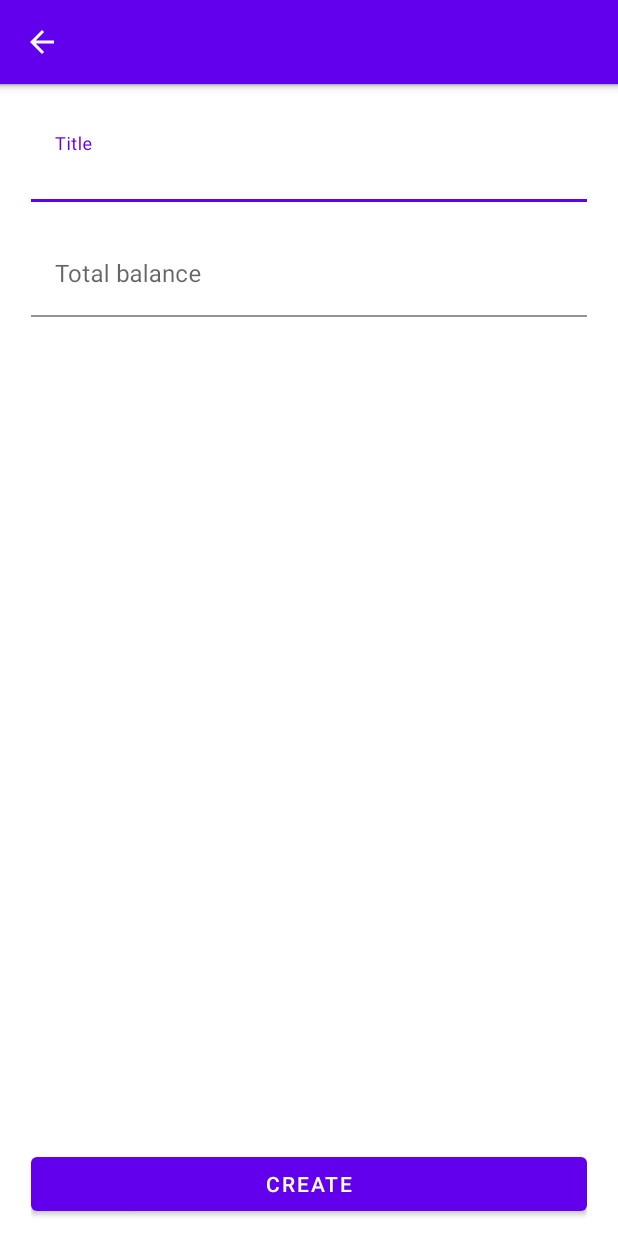
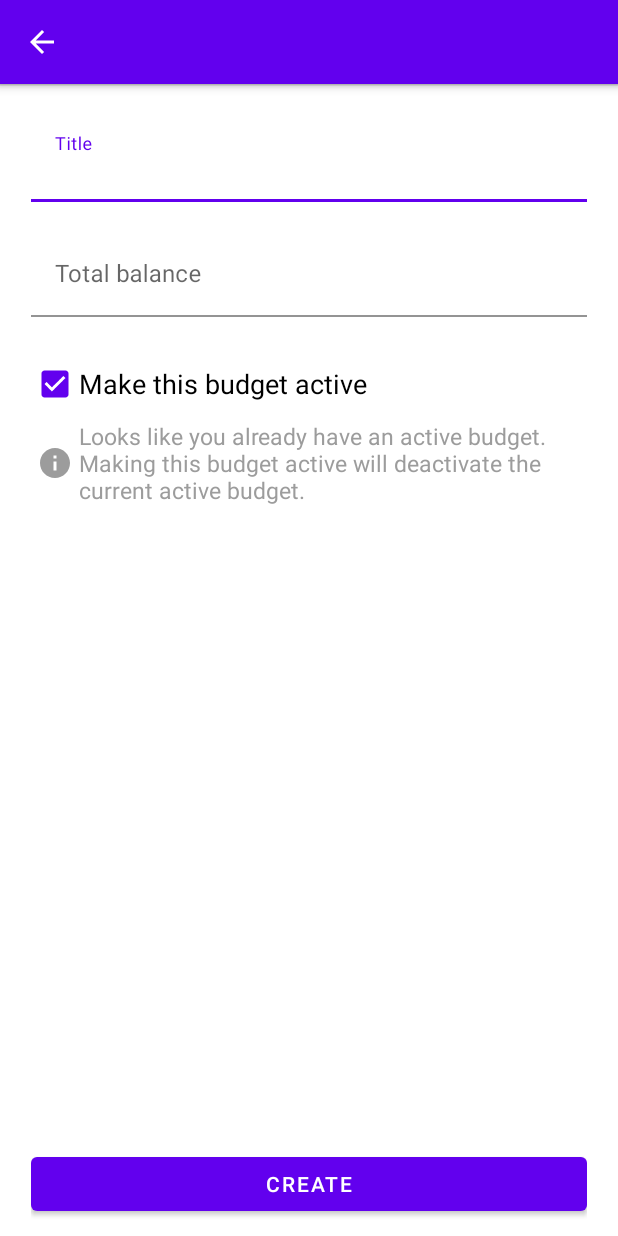
Before and after one commit to s95ammar/BudgetPlanner, an Android app: the layout budget_create_edit_fragment.xml on its own in the app's theme, with its tools: preview values and no code run, on a phone screen of 412 x 824 dp. Run offline under Robolectric (Android 15) with nearby library versions, the phone set to English and light mode, and no system bars.

Commit message:
Implemented active budget setting

```diff
--- a/app/src/main/java/com/s95ammar/budgetplanner/ui/base/BaseFragment.kt
+++ b/app/src/main/java/com/s95ammar/budgetplanner/ui/base/BaseFragment.kt
@@ -48,7 +48,7 @@ abstract class BaseFragment : Fragment {
         MaterialAlertDialogBuilder(requireContext())
             .setTitle(R.string.error_something_went_wrong_title)
             .setMessage(getString(R.string.format_error_something_went_wrong_desc, throwable.message))
-            .setPositiveButton(android.R.string.ok) { dialog, _ -> dialog.dismiss()}
+            .setPositiveButton(android.R.string.ok) { dialog, _ -> dialog.dismiss() }
             .show()
     }
 
--- a/app/src/main/java/com/s95ammar/budgetplanner/ui/budgetslist/createedit/validation/BudgetValidationEntity.kt
+++ /dev/null
@@ -1,3 +0,0 @@
-package com.s95ammar.budgetplanner.ui.budgetslist.createedit.validation
-
-data class BudgetValidationEntity(val title: String, val totalBalance: String)
--- a/app/src/main/java/com/s95ammar/budgetplanner/ui/budgetslist/entity/BudgetViewEntity.kt
+++ b/app/src/main/java/com/s95ammar/budgetplanner/ui/budgetslist/entity/BudgetViewEntity.kt
@@ -3,6 +3,7 @@ package com.s95ammar.budgetplanner.ui.budgetslist.entity
 data class BudgetViewEntity(
     val id: Int,
     val name: String,
+    val isActive: Boolean,
     val totalBalance: Long,
     val totalSpendingEstimate: Long?,
     val totalSavings: Long?
--- /dev/null
+++ b/app/src/main/java/com/s95ammar/budgetplanner/ui/common/BudgetPlannerSharedPreferences.kt
@@ -0,0 +1,6 @@
+package com.s95ammar.budgetplanner.ui.common
+
+object BudgetPlannerSharedPreferences {
+    const val NAME = "BUDGET_PLANNER_SHARED_PREFERENCES"
+    const val KEY_ACTIVE_BUDGET_ID = "KEY_ACTIVE_BUDGET_ID"
+}
--- /dev/null
+++ b/app/src/main/res/drawable/ic_info.xml
@@ -0,0 +1,5 @@
+<vector android:height="24dp" android:tint="#FFFFFF"
+    android:viewportHeight="24" android:viewportWidth="24"
+    android:width="24dp" xmlns:android="http://schemas.android.com/apk/res/android">
+    <path android:fillColor="@android:color/white" android:pathData="M12,2C6.48,2 2,6.48 2,12s4.48,10 10,10 10,-4.48 10,-10S17.52,2 12,2zM13,17h-2v-6h2v6zM13,9h-2L11,7h2v2z"/>
+</vector>
--- a/app/src/main/res/layout/budget_create_edit_fragment.xml
+++ b/app/src/main/res/layout/budget_create_edit_fragment.xml
@@ -54,8 +54,8 @@
             android:id="@+id/input_layout_budget_create_edit_total_balance"
             android:layout_width="match_parent"
             android:layout_height="wrap_content"
+            android:layout_marginTop="@dimen/_16sdp"
             android:hint="@string/total_balance"
-            android:layout_marginTop="@dimen/_16sdp"
             app:boxBackgroundColor="@null"
             app:layout_constraintEnd_toEndOf="parent"
             app:layout_constraintStart_toStartOf="parent"
@@ -67,6 +67,31 @@
                 android:inputType="number" />
 
         </com.google.android.material.textfield.TextInputLayout>
+
+        <com.google.android.material.checkbox.MaterialCheckBox
+            android:id="@+id/checkbox_active_budget_create_edit"
+            android:layout_width="match_parent"
+            android:layout_height="wrap_content"
+            android:layout_marginTop="@dimen/_16sdp"
+            android:buttonTint="@color/colorPrimary"
+            android:text="@string/make_this_budget_active"
+            android:textAppearance="@style/TextDescBlack14sdp"
+            app:layout_constraintTop_toBottomOf="@+id/input_layout_budget_create_edit_total_balance"
+            tools:checked="true"
+            tools:layout_editor_absoluteX="21dp" />
+
+        <com.google.android.material.textview.MaterialTextView
+            android:id="@+id/text_view_active_warning_budget_create_edit"
+            android:layout_width="wrap_content"
+            android:layout_height="wrap_content"
+            android:drawableStart="@drawable/ic_info"
+            android:drawablePadding="@dimen/_3sdp"
+            android:paddingHorizontal="@dimen/_3sdp"
+            android:text="@string/active_budget_warning"
+            android:textAppearance="@style/TextDescGray12sdp"
+            app:drawableTint="@color/colorGray"
+            app:layout_constraintStart_toStartOf="@+id/checkbox_active_budget_create_edit"
+            app:layout_constraintTop_toBottomOf="@+id/checkbox_active_budget_create_edit" />
 
         <com.google.android.material.button.MaterialButton
             android:id="@+id/button_budget_create_edit"
--- a/app/src/main/res/values/colors.xml
+++ b/app/src/main/res/values/colors.xml
@@ -3,6 +3,6 @@
     <color name="colorPrimary">#6200EE</color>
     <color name="colorPrimaryDark">#3700B3</color>
     <color name="colorAccent">#03DAC5</color>
-    <color name="colorGray">#BFBFBF</color>
+    <color name="colorGray">#9C9C9C</color>
     <color name="colorWhite">#FFFFFF</color>
 </resources>
--- a/app/src/main/res/values/strings.xml
+++ b/app/src/main/res/values/strings.xml
@@ -26,6 +26,8 @@
     <string name="error_something_went_wrong_title">Oops</string>
     <string name="format_error_something_went_wrong_desc">Something went wrong\n\n%s</string>
     <string name="loading">Loading…</string>
+    <string name="make_this_budget_active">Make this budget active</string>
+    <string name="active_budget_warning">Looks like you already have an active budget. Making this budget active will deactivate the current active budget.</string>
 
 
 </resources>
--- a/app/src/main/res/values/styles.xml
+++ b/app/src/main/res/values/styles.xml
@@ -22,9 +22,14 @@
         <item name="android:textStyle">bold</item>
     </style>
 
-    <style name="TextDescBlackBold14sdp">
+    <style name="TextDescBlack14sdp">
         <item name="android:textColor">@android:color/black</item>
         <item name="android:textSize">@dimen/_14sdp</item>
     </style>
 
+    <style name="TextDescGray12sdp">
+        <item name="android:textColor">@color/colorGray</item>
+        <item name="android:textSize">@dimen/_12sdp</item>
+    </style>
+
 </resources>
```
Also changed, not shown: app/src/main/java/com/s95ammar/budgetplanner/ui/base/SharedPreferencesViewModel.kt (added, +24 -0 lines), app/src/main/java/com/s95ammar/budgetplanner/ui/budgetslist/BudgetsListViewModel.kt (+6 -1 lines), app/src/main/java/com/s95ammar/budgetplanner/ui/budgetslist/createedit/BudgetCreateEditFragment.kt (+16 -3 lines), app/src/main/java/com/s95ammar/budgetplanner/ui/budgetslist/createedit/BudgetCreateEditViewModel.kt (+51 -20 lines), app/src/main/java/com/s95ammar/budgetplanner/ui/budgetslist/createedit/validation/BudgetInputEntity.kt (added, +7 -0 lines), app/src/main/res/layout/dialog_loading.xml (+2 -32 lines), app/src/main/res/layout/item_budget.xml (+6 -6 lines).
